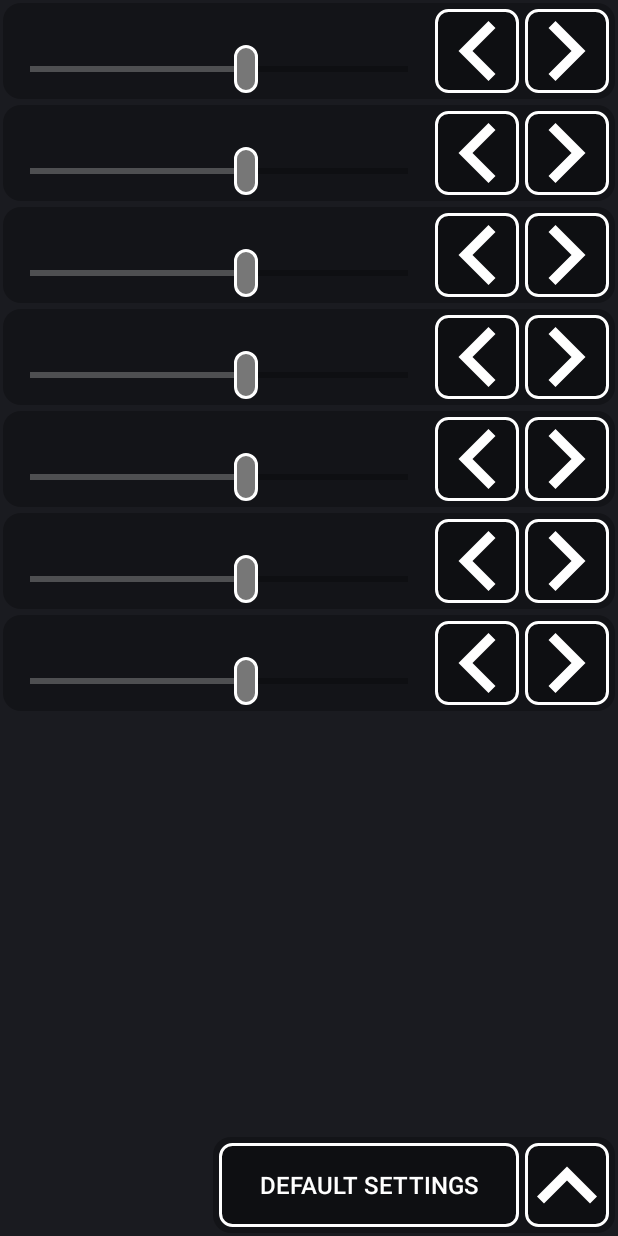
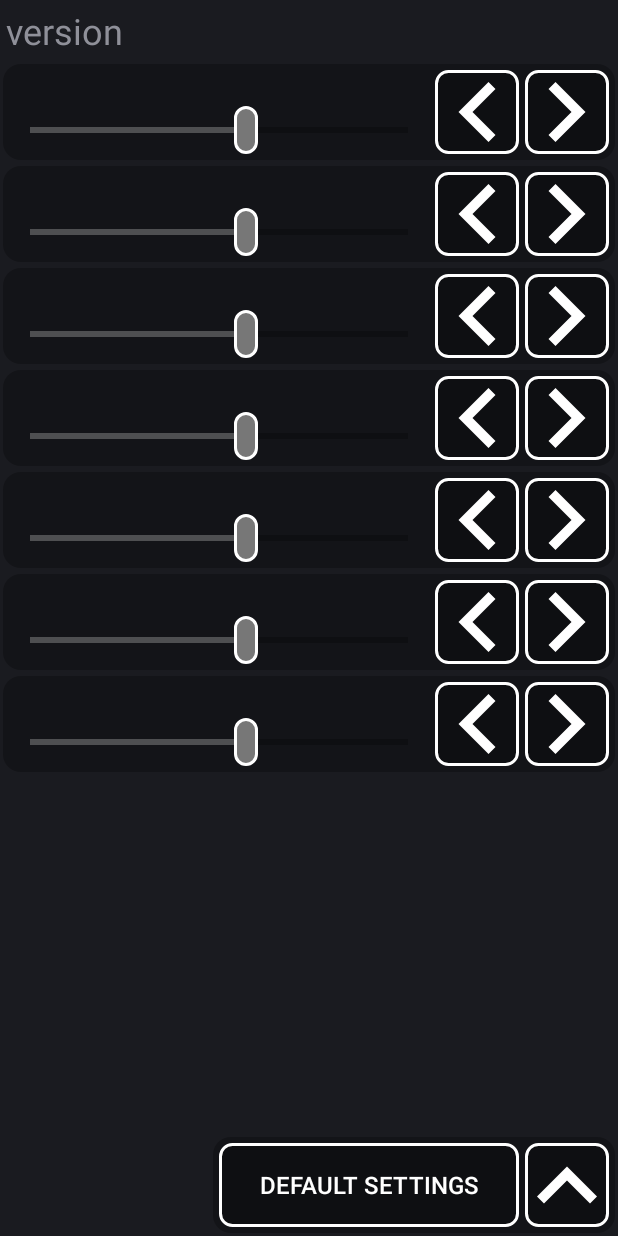
Before and after one commit to KonyukhovSergey/SnowSimulator, an Android app: the layout layout_settings.xml on its own in the app's theme, with its tools: preview values and no code run, on a phone screen of 412 x 824 dp. Run offline under Robolectric (Android 15) with nearby library versions, the phone set to English and light mode, and no system bars.

```diff
--- a/app/src/main/java/ru/jauseg/snowpaper/LiveWallpaperActivity.java
+++ b/app/src/main/java/ru/jauseg/snowpaper/LiveWallpaperActivity.java
@@ -23,7 +23,7 @@ public class LiveWallpaperActivity extends Activity
 		{
 			finish();
 		}
-	};
+	}
 
 	@Override
 	protected void onCreate(Bundle savedInstanceState)
--- a/app/src/main/java/ru/jauseg/snowpaper/SettingsActivity.java
+++ b/app/src/main/java/ru/jauseg/snowpaper/SettingsActivity.java
@@ -7,6 +7,7 @@ import android.view.animation.Animation;
 import android.view.animation.AnimationUtils;
 import android.widget.Button;
 import android.widget.ImageButton;
+import android.widget.TextView;
 
 public class SettingsActivity extends Activity
 {
@@ -74,6 +75,8 @@ public class SettingsActivity extends Activity
 		layoutControls = findViewById(R.id.layout_controls);
 		buttonDefaultSettings = (Button) findViewById(R.id.button_default_settings);
 		buttonDefaultSettings.setOnClickListener(onClickListener);
+
+		((TextView)findViewById(R.id.text_version)).setText(GetAppType.TAG);
 
 		app.isBackgroundStatic(true);
 	}
--- a/app/src/main/res/drawable/ic_arrow_left.xml
+++ b/app/src/main/res/drawable/ic_arrow_left.xml
@@ -1,6 +1,6 @@
 <vector xmlns:android="http://schemas.android.com/apk/res/android"
-        android:width="128dp"
-        android:height="128dp"
+        android:width="128px"
+        android:height="128px"
         android:viewportHeight="306.0"
         android:viewportWidth="306.0">
     <path
--- a/app/src/main/res/layout/layout_settings.xml
+++ b/app/src/main/res/layout/layout_settings.xml
@@ -19,6 +19,14 @@
                 android:layout_height="wrap_content"
                 android:baselineAligned="false"
                 android:orientation="vertical">
+
+                <TextView
+                    android:id="@+id/text_version"
+                    android:layout_width="wrap_content"
+                    android:layout_height="wrap_content"
+                    android:padding="4dp"
+                    android:textSize="24sp"
+                    android:text="version"/>
 
                 <include
                     android:id="@+id/slider_parallax"
@@ -47,6 +55,7 @@
                 <include
                     android:id="@+id/slider_turbulence"
                     layout="@layout/layout_slider"/>
+
             </LinearLayout>
         </ScrollView>
 
```
Also changed, not shown: app/build.gradle (+11 -0 lines), app/src/main/AndroidManifest.xml (+6 -3 lines), app/src/main/java/ru/jauseg/snowpaper/LiveWallpaperService.java (+7 -1 lines), app/src/main/java/ru/jauseg/snowpaper/renderer/LiveWallpaperRenderer.java (+15 -16 lines), app/src/main/res/drawable/progress_background.xml (renamed from app/src/main/res/drawable-ldpi/progress_background.xml), 2 other files.
